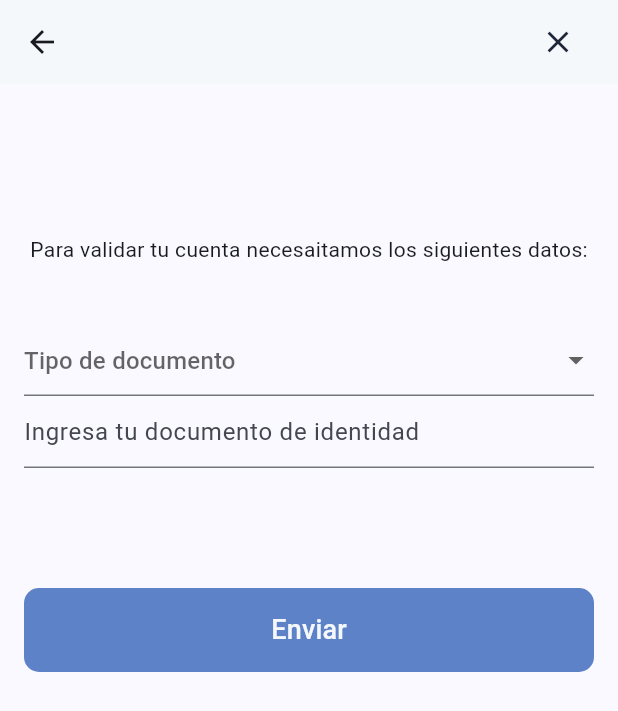
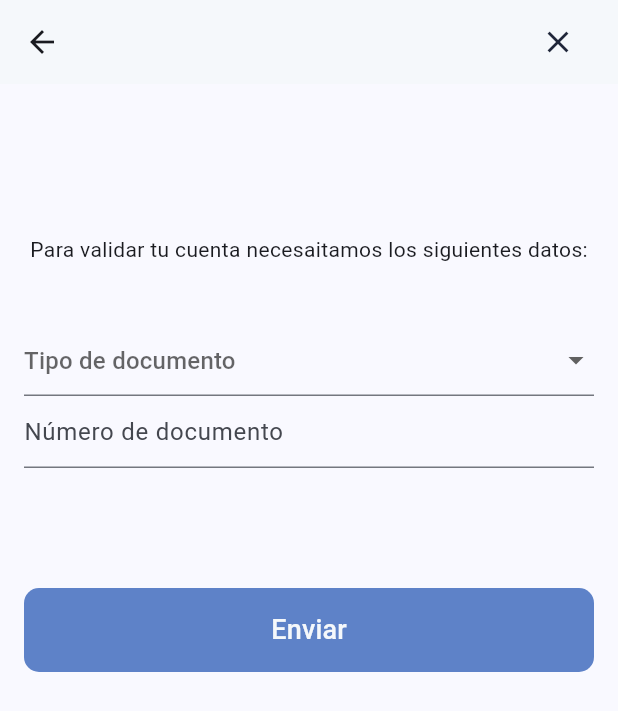
Before and after one commit to EstuResidencia/frontend, a Flutter app: the ValidationScreen screen opened directly with empty values, on a phone screen of 412 x 824 dp. Shown: the top 711 px of the screen. Run offline on Flutter 3.47's test engine with Material 2 defaults, Android fonts, the phone set to English and light mode, and no system bars; our stand-ins replace dio, flutter_otp_text_field, flutter_riverpod, go_router.

Commit message:
Fix texto en validacion

```diff
--- a/lib/presentation/screens/home/validation_screen.dart
+++ b/lib/presentation/screens/home/validation_screen.dart
@@ -97,7 +97,7 @@ class ValidationScreen extends ConsumerWidget {
                       controller: docNumberTextEditingController,
                       keyboardType: TextInputType.number,
                       decoration: const InputDecoration(
-                        hintText: 'Ingresa tu documento de identidad',
+                        hintText: 'Número de documento',
                       ),
                       validator: (value) {
                         if (value == null || value.isEmpty) {
```
